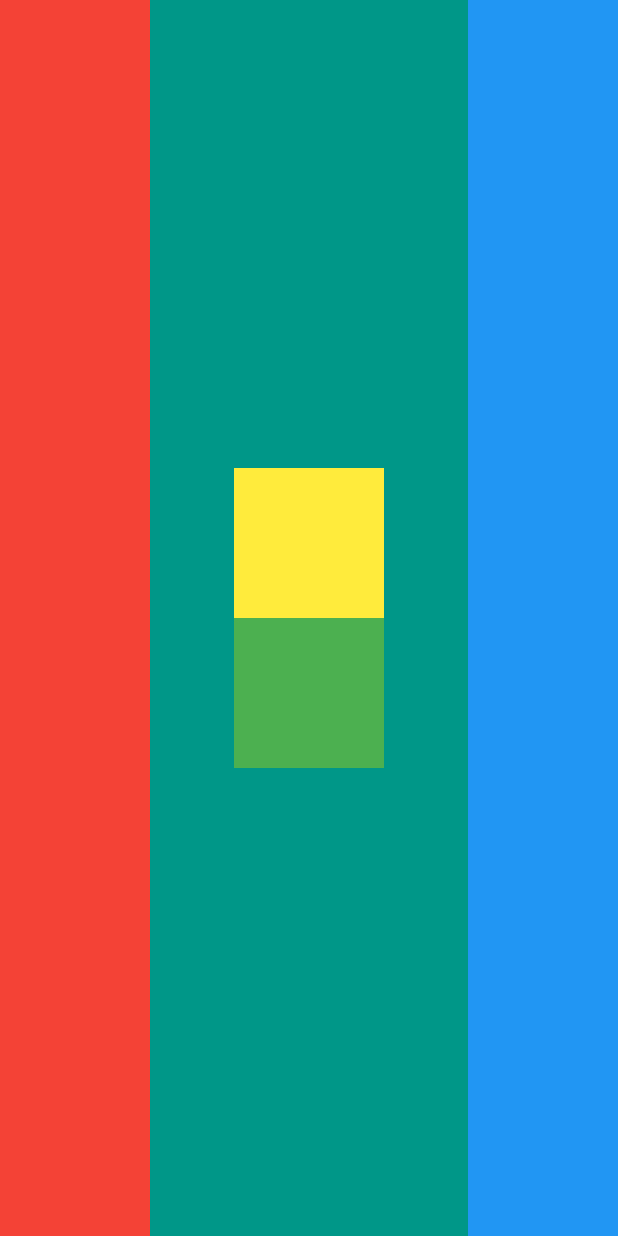
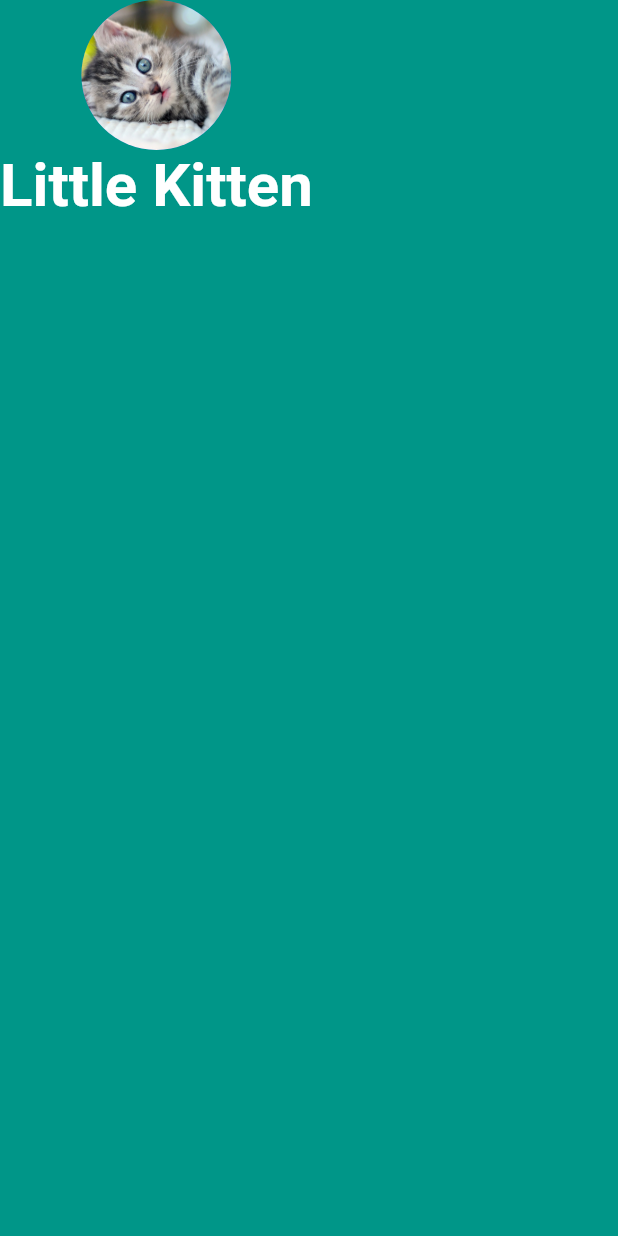
Before and after one commit to novelworm777/flutter-examples, a Flutter app: the screen it shows after launch, on a phone screen of 412 x 824 dp. Run offline on Flutter 3.47's test engine with Material 2 defaults, Android fonts, the phone set to English and light mode, and no system bars.

Commit message:
Tapping into Widget Properties

```diff
--- a/mi_card_flutter/lib/main.dart
+++ b/mi_card_flutter/lib/main.dart
@@ -11,32 +11,19 @@ class MyApp extends StatelessWidget {
       home: Scaffold(
         backgroundColor: Colors.teal,
         body: SafeArea(
-          child: Row(
-            crossAxisAlignment: CrossAxisAlignment.stretch,
-            mainAxisAlignment: MainAxisAlignment.spaceBetween,
+          child: Column(
             children: [
-              Container(
-                width: 100.0,
-                color: Colors.red,
+              CircleAvatar(
+                radius: 50.0,
+                backgroundImage: AssetImage('images/kitten.jpg'),
               ),
-              Column(
-                mainAxisAlignment: MainAxisAlignment.center,
-                children: [
-                  Container(
-                    width: 100.0,
-                    height: 100.0,
-                    color: Colors.yellow,
-                  ),
-                  Container(
-                    width: 100.0,
-                    height: 100.0,
-                    color: Colors.green,
-                  ),
-                ],
-              ),
-              Container(
-                width: 100.0,
-                color: Colors.blue,
+              Text(
+                'Little Kitten',
+                style: TextStyle(
+                  fontSize: 40.0,
+                  color: Colors.white,
+                  fontWeight: FontWeight.bold,
+                ),
               ),
             ],
           ),
```
Also changed, not shown: mi_card_flutter/pubspec.yaml (+2 -50 lines), mi_card_flutter/images/kitten.jpg (added).
